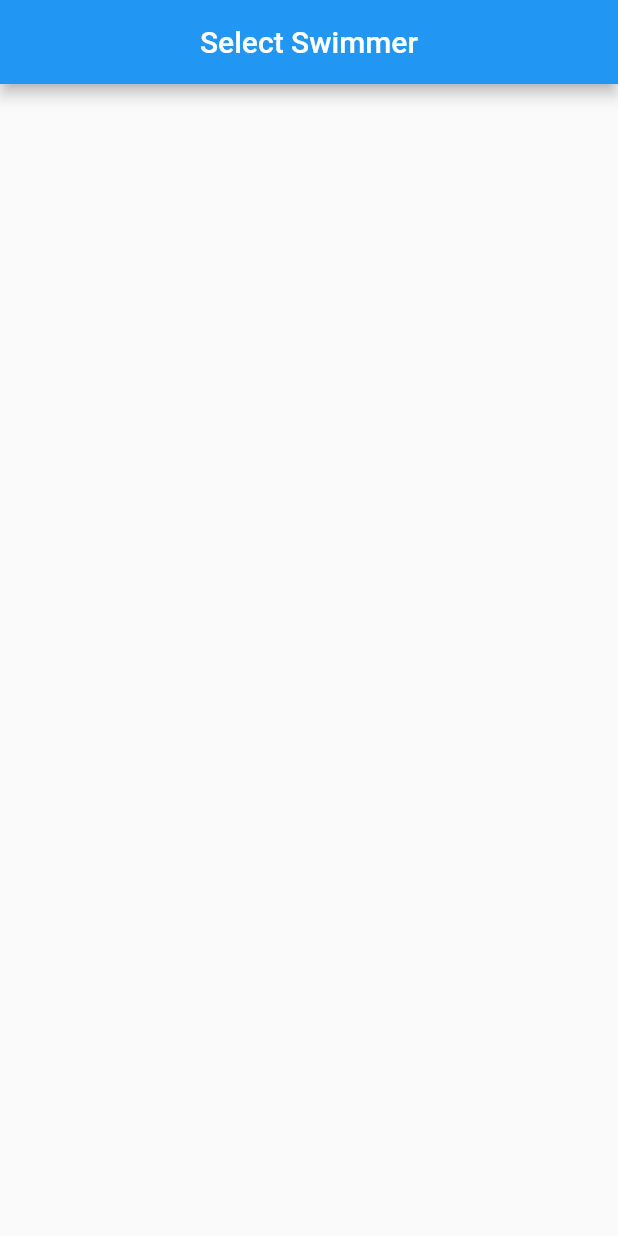
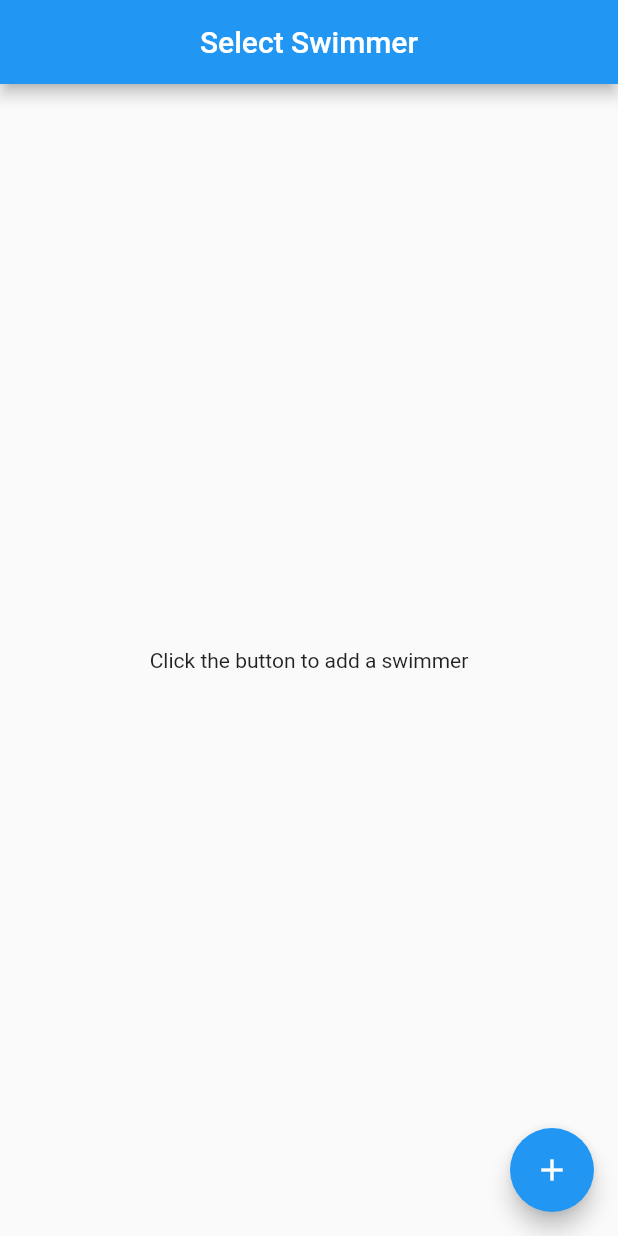
Before and after one commit to swimstatsapp/swimstatsapp, a Flutter app: the screen it shows after launch, on a phone screen of 412 x 824 dp. Run offline on Flutter 3.47's test engine with Material 2 defaults, Android fonts, the phone set to English and light mode, and no system bars.

Commit message:
created new menu to add swimmer + original home screen

```diff
--- /dev/null
+++ b/lib/home.dart
@@ -0,0 +1,31 @@
+import 'package:flutter/material.dart';
+
+class Home extends StatefulWidget {
+  const Home({Key? key}) : super(key: key);
+
+  @override
+  _HomeState createState() => _HomeState();
+}
+
+class _HomeState extends State<Home> {
+  @override
+  Widget build(BuildContext context) {
+    return MaterialApp(
+      home: Scaffold(
+        appBar: AppBar(
+          title: Text('Select Swimmer'),
+          centerTitle: true,
+        ),
+        body: Center(
+          child: Text('Click the button to add a swimmer'),
+        ),
+        floatingActionButton: FloatingActionButton(
+          onPressed: () {
+            Navigator.pushNamed(context, '/addswimmer');
+          },
+          child: Icon(Icons.add),
+        ),
+      ),
+    );
+  }
+}
--- a/lib/main.dart
+++ b/lib/main.dart
@@ -1,4 +1,6 @@
 import 'package:flutter/material.dart';
+import 'package:swimstatsapp/home.dart';
+import 'package:swimstatsapp/add_swimmer.dart';
 
 void main() {
   runApp(MyApp());
@@ -9,12 +11,11 @@ class MyApp extends StatelessWidget {
   @override
   Widget build(BuildContext context) {
     return MaterialApp(
-      home: Scaffold(
-        appBar: AppBar(
-          title: Text('Select Swimmer'),
-          centerTitle: true,
-        ),
-      ),
+      initialRoute: '/',
+      routes: {
+        '/': (context) => Home(),
+        '/addswimmer': (context) => AddSwimmer(),
+      },
     );
   }
 }
```
Also changed, not shown: lib/add_swimmer.dart (added, +180 -0 lines).
